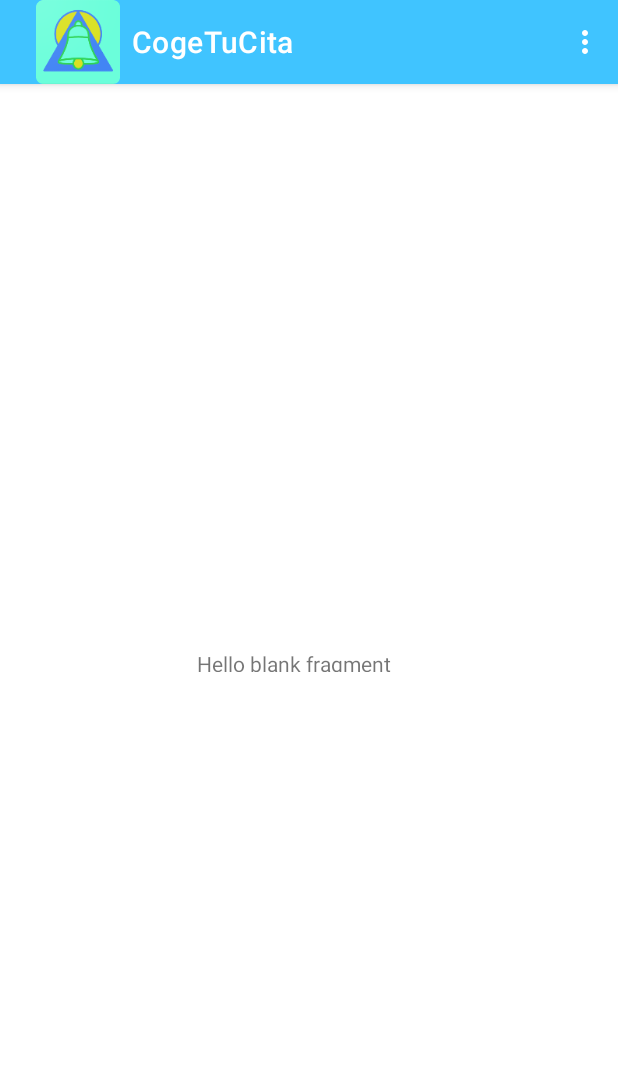
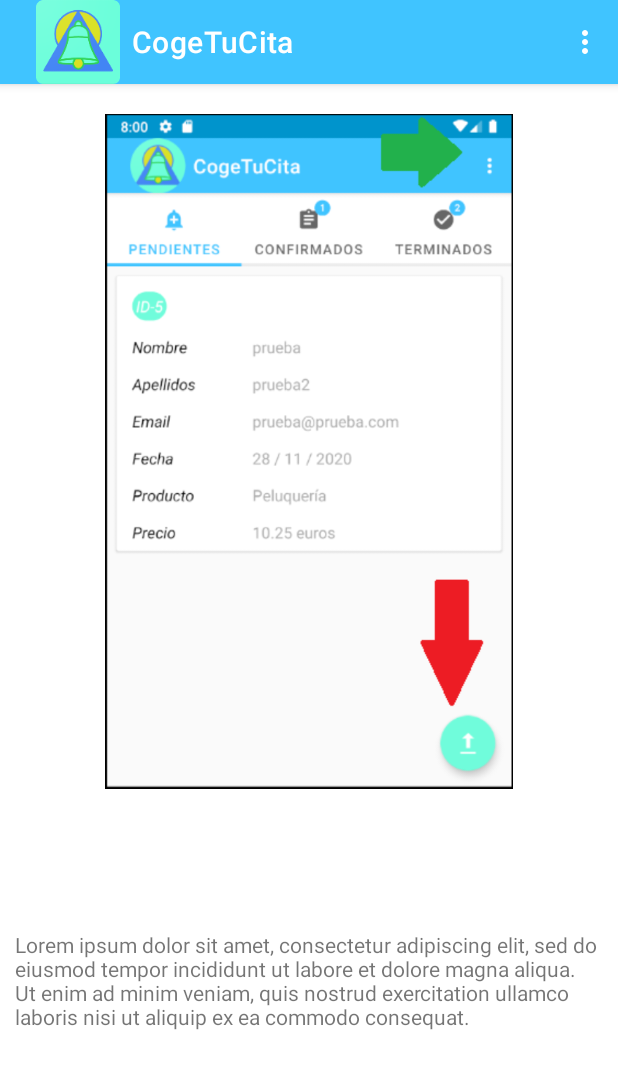
Before and after one commit to JorgeGalingP/android-appointments, an Android app: the Help1Fragment screen opened directly, with no data from a screen before it, on a phone screen of 412 x 824 dp. Shown: the top 1069 px of the screen. Run offline under Robolectric (Android 15) with nearby library versions, the phone set to English and light mode, and no system bars.

Commit message:
HelpActivity WIP
Added first capture

```diff
--- a/app/src/main/java/com/ldm/cogetucita/fragments/Help1Fragment.java
+++ b/app/src/main/java/com/ldm/cogetucita/fragments/Help1Fragment.java
@@ -1,6 +1,9 @@
 package com.ldm.cogetucita.fragments;
 
+import android.content.Context;
 import android.os.Bundle;
+import android.widget.ImageView;
+import android.widget.TextView;
 import androidx.fragment.app.Fragment;
 import android.view.LayoutInflater;
 import android.view.View;
@@ -21,7 +24,15 @@ public class Help1Fragment extends Fragment {
     @Override
     public View onCreateView(LayoutInflater inflater, ViewGroup container,
                              Bundle savedInstanceState) {
-        // Inflate the layout for this fragment
-        return inflater.inflate(R.layout.fragment_help1, container, false);
+        // inflate the layout for this fragment
+        View view = inflater.inflate(R.layout.fragment_help1, container, false);
+
+        ImageView imageView = view.findViewById(R.id.imageView);
+        imageView.setImageResource(R.drawable.help_1);
+
+        TextView textView = view.findViewById(R.id.textView);
+        textView.setText("Lorem ipsum dolor sit amet, consectetur adipiscing elit, sed do eiusmod tempor incididunt ut labore et dolore magna aliqua. Ut enim ad minim veniam, quis nostrud exercitation ullamco laboris nisi ut aliquip ex ea commodo consequat.");
+
+        return view;
     }
 }
--- a/app/src/main/res/layout/fragment_help1.xml
+++ b/app/src/main/res/layout/fragment_help1.xml
@@ -1,5 +1,6 @@
 <?xml version="1.0" encoding="utf-8"?>
-<androidx.constraintlayout.widget.ConstraintLayout xmlns:android="http://schemas.android.com/apk/res/android"
+<androidx.constraintlayout.widget.ConstraintLayout
+        xmlns:android="http://schemas.android.com/apk/res/android"
         xmlns:app="http://schemas.android.com/apk/res-auto"
         xmlns:tools="http://schemas.android.com/tools"
         android:layout_width="match_parent"
@@ -7,14 +8,26 @@
         tools:context=".fragments.Help1Fragment"
         android:id="@+id/frameLayout">
 
+    <ImageView
+            android:id="@+id/imageView"
+            android:layout_width="0dp"
+            android:layout_height="450dp"
+            android:contentDescription="@string/image_content_description"
+            android:adjustViewBounds="true"
+            android:layout_marginTop="20dp"
+            android:scaleType="centerInside"
+            app:layout_constraintEnd_toEndOf="parent"
+            app:layout_constraintHorizontal_bias="1.0"
+            app:layout_constraintStart_toStartOf="parent"
+            app:layout_constraintTop_toTopOf="parent"/>
+
     <TextView
-            android:text="@string/hello_blank_fragment"
+            android:layout_width="match_parent"
+            android:layout_height="wrap_content"
             android:id="@+id/textView"
-            app:layout_constraintEnd_toEndOf="parent"
-            app:layout_constraintStart_toStartOf="parent"
-            app:layout_constraintTop_toTopOf="parent"
+            tools:layout_editor_absoluteX="35dp"
+            android:layout_margin="10dp"
+            app:layout_constraintTop_toBottomOf="@+id/imageView"
             app:layout_constraintBottom_toBottomOf="parent"
-            android:layout_height="15dp"
-            android:layout_width="150dp"/>
-
+            app:layout_constraintVertical_bias="0.4"/>
 </androidx.constraintlayout.widget.ConstraintLayout>
```
Also changed, not shown: app/src/main/res/drawable/help_1.jpg (added). Lines whose indentation alone changed are shown as unchanged.
